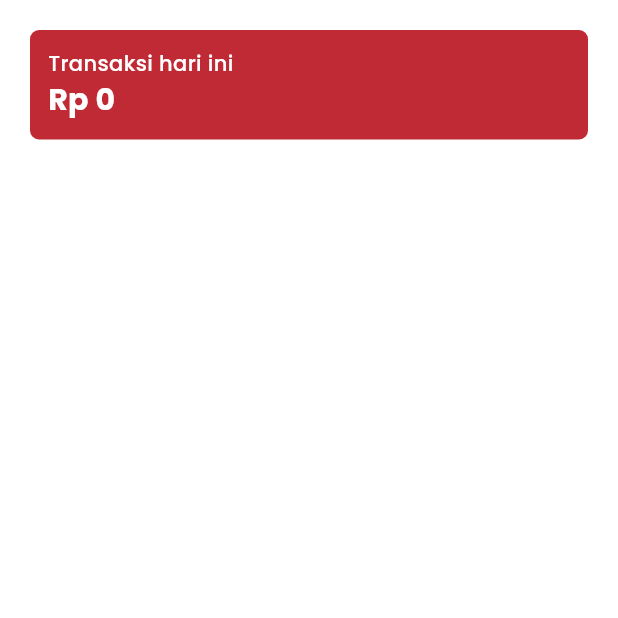
After one commit to agungd3v/qlola_umkm, a Flutter app: the EmployeeHomeScreen screen opened directly, on a phone screen of 412 x 824 dp, the top half of it. The commit adds this screen. Run offline on Flutter 3.47's test engine with Material 3 defaults, Android fonts, the phone set to English and light mode, and no system bars; our stand-ins replace flutter_dotenv, go_router, image_picker, localstorage; missing offline and left inert: restart_app.

Commit message:
employee home screen

```diff
--- /dev/null
+++ b/lib/routes/employee/employee_router.dart
@@ -0,0 +1,75 @@
+import 'package:flutter/material.dart';
+import 'package:go_router/go_router.dart';
+import 'package:qlola_umkm/routes/employee/tab_index.dart';
+import 'package:qlola_umkm/screens/employee/employee_home.dart';
+import 'package:qlola_umkm/screens/employee/employee_order.dart';
+import 'package:qlola_umkm/screens/employee/employee_transaction.dart';
+
+class EmployeeRouter {
+  EmployeeRouter._();
+
+  static String initRoute = '/home';
+  static final _rootNavigatorKey = GlobalKey<NavigatorState>();
+  static final _rootNavigatorHome = GlobalKey<NavigatorState>(debugLabel: 'shellHome');
+  static final _rootNavigatorOrder = GlobalKey<NavigatorState>(debugLabel: 'shellOrder');
+  static final _rootNavigatorTransaction = GlobalKey<NavigatorState>(debugLabel: 'shellTransaction');
+
+  static final GoRouter router = GoRouter(
+    initialLocation: initRoute,
+    navigatorKey: _rootNavigatorKey,
+    debugLogDiagnostics: true,
+    routes: [
+      StatefulShellRoute.indexedStack(
+        builder: (context, state, navigationShell) {
+          return TabIndex(navigationShell: navigationShell);
+        },
+        branches: [
+          StatefulShellBranch(
+            navigatorKey: _rootNavigatorHome,
+            routes: [
+              GoRoute(
+                path: '/home',
+                name: 'Home',
+                builder: (context, state) {
+                  return EmployeeHomeScreen(key: state.pageKey);
+                }
+              )
+            ]
+          ),
+          StatefulShellBranch(
+            navigatorKey: _rootNavigatorOrder,
+            routes: [
+              GoRoute(
+                path: '/order',
+                name: 'Order',
+                builder: (context, state) {
+                  return EmployeeOrderScreen(key: state.pageKey);
+                }
+              )
+            ]
+          ),
+          StatefulShellBranch(
+            navigatorKey: _rootNavigatorTransaction,
+            routes: [
+              GoRoute(
+                path: '/transaction',
+                name: 'Transaction',
+                builder: (context, state) {
+                  return EmployeeTransactionScreen(key: state.pageKey);
+                }
+              )
+            ]
+          )
+        ]
+      ),
+      // GoRoute(
+      //   path: '/home',
+      //   name: 'Home',
+      //   parentNavigatorKey: _rootNavigatorKey,
+      //   builder: (context, state) {
+      //     return EmployeeHomeScreen(key: state.pageKey);
+      //   }
+      // )
+    ]
+  );
+}
--- /dev/null
+++ b/lib/screens/employee/employee_home.dart
@@ -0,0 +1,67 @@
+import 'package:flutter/material.dart';
+import 'package:flutter/services.dart';
+
+class EmployeeHomeScreen extends StatefulWidget {
+  const EmployeeHomeScreen({super.key});
+
+  @override
+  State<EmployeeHomeScreen> createState() => _EmployeeHomeScreenState();
+}
+
+class _EmployeeHomeScreenState extends State<EmployeeHomeScreen> {
+  @override
+  Widget build(BuildContext context) {
+    return Scaffold(
+      extendBodyBehindAppBar: false,
+      backgroundColor: Colors.white,
+      appBar: PreferredSize(
+        preferredSize: const Size.fromHeight(0),
+        child: AppBar(
+          automaticallyImplyLeading: false,
+          systemOverlayStyle: SystemUiOverlayStyle(
+            statusBarColor: Theme.of(context).primaryColor,
+            statusBarIconBrightness: Brightness.light
+          )
+        )
+      ),
+      body: Container(
+        color: Colors.white,
+        padding: const EdgeInsets.symmetric(horizontal: 20, vertical: 20),
+        child: Column(
+          children: [
+            Container(
+              width: double.infinity,
+              padding: const EdgeInsets.symmetric(horizontal: 12, vertical: 12),
+              decoration: BoxDecoration(
+                color: Theme.of(context).primaryColor,
+                borderRadius: BorderRadius.all(Radius.circular(6))
+              ),
+              child: Column(
+                crossAxisAlignment: CrossAxisAlignment.start,
+                children: [
+                  Text(
+                    "Transaksi hari ini",
+                    style: TextStyle(
+                      fontFamily: "Poppins",
+                      fontWeight: FontWeight.w500,
+                      color: Colors.white
+                    )
+                  ),
+                  Text(
+                    "Rp 0",
+                    style: TextStyle(
+                      fontFamily: "Poppins",
+                      fontWeight: FontWeight.w700,
+                      color: Colors.white,
+                      fontSize: 20
+                    )
+                  )
+                ]
+              )
+            )
+          ]
+        )
+      )
+    );
+  }
+}
```
Also changed, not shown: lib/main.dart (+7 -1 lines), lib/routes/employee/tab_index.dart (added, +79 -0 lines), lib/screens/employee/employee_order.dart (added, +29 -0 lines), lib/screens/employee/employee_transaction.dart (added, +29 -0 lines), lib/screens/outlet/home.dart (deleted, +0 -15 lines), assets/icons/order.png (added), assets/icons/order_outline.png (added), assets/icons/transaction.png (added), assets/icons/transaction_outline.png (added).
